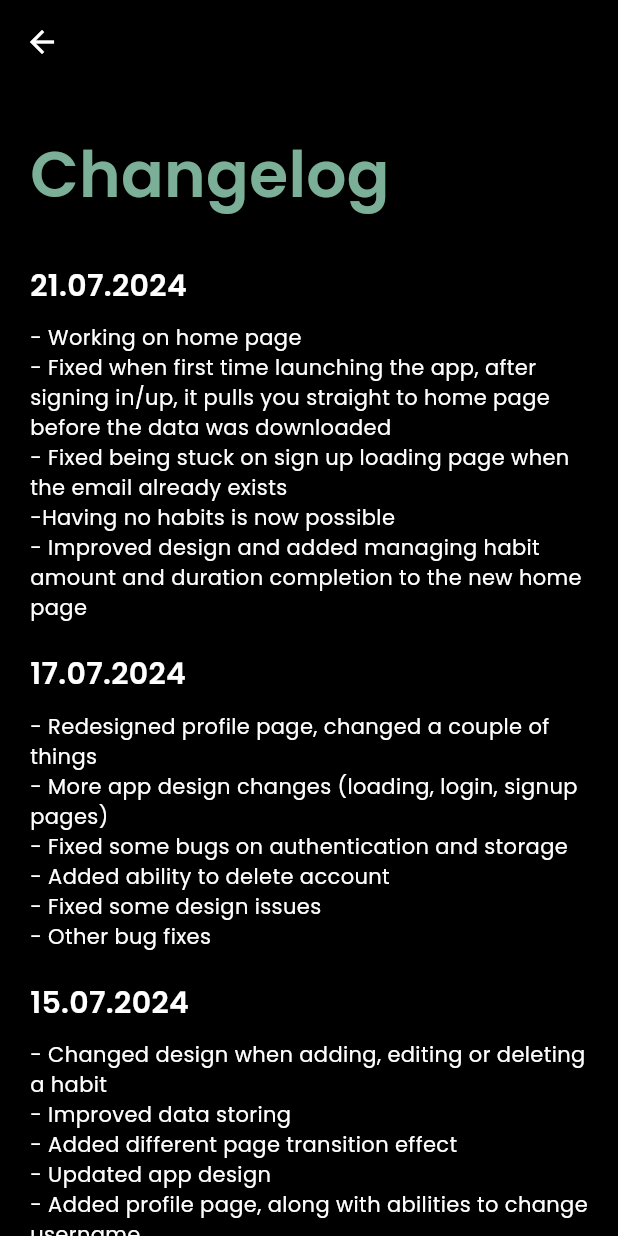
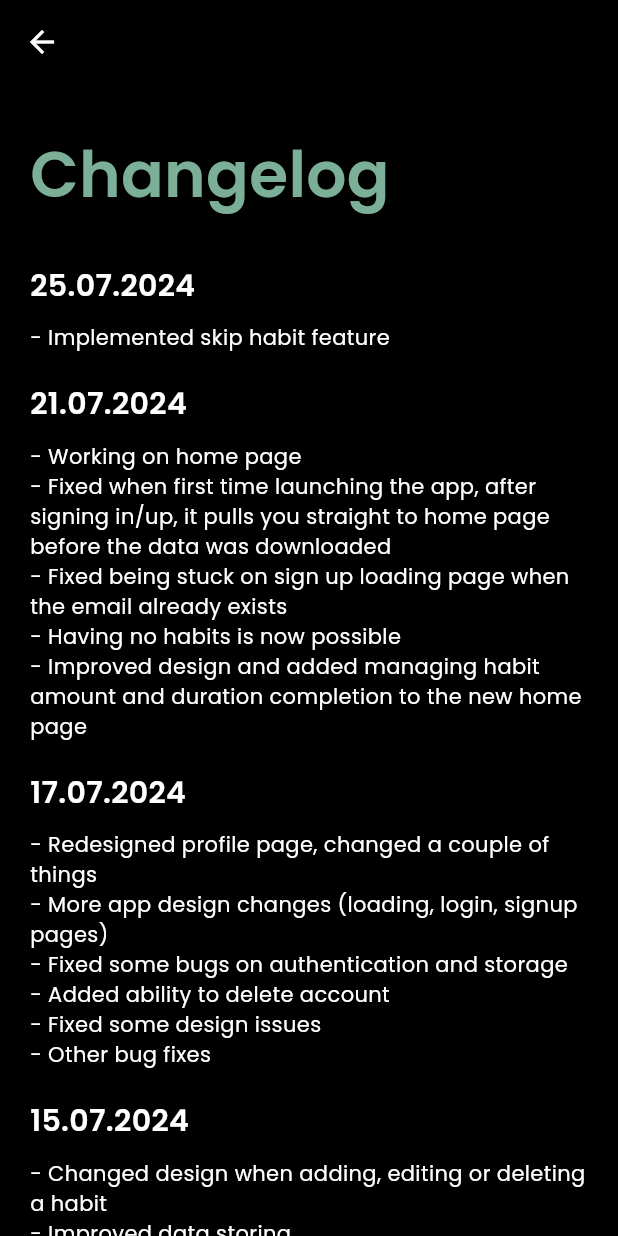
Before and after one commit to ashellz/habitt, a Flutter app: the ChangelogPage screen opened directly, on a phone screen of 412 x 824 dp. Run offline on Flutter 3.47's test engine with Material 3 defaults, Android fonts, the phone set to English and light mode, and no system bars; our stand-ins replace awesome_notifications, firebase_auth, firebase_core, firebase_storage, flutter_slidable, fluttertoast and 3 more; missing offline and left inert: icons_flutter, restart_app, workmanager; accounts and stored records are empty.

Commit message:
Update
- Added skip habit feature

```diff
--- a/lib/pages/menu/changelog_page.dart
+++ b/lib/pages/menu/changelog_page.dart
@@ -25,6 +25,23 @@ class ChangelogPage extends StatelessWidget {
             ),
           ),
 
+          // 25.07.2024
+          const Padding(
+            padding: EdgeInsets.only(top: 20, left: 20, bottom: 10),
+            child: Text(
+              "25.07.2024",
+              style: TextStyle(
+                fontSize: 20,
+                fontWeight: FontWeight.bold,
+              ),
+            ),
+          ),
+          const Padding(
+              padding: EdgeInsets.symmetric(horizontal: 20.0),
+              child: Column(
+                  crossAxisAlignment: CrossAxisAlignment.start,
+                  children: [Text("- Implemented skip habit feature")])),
+
           // 21.07.2024
           const Padding(
             padding: EdgeInsets.only(top: 20, left: 20, bottom: 10),
@@ -42,7 +59,7 @@ class ChangelogPage extends StatelessWidget {
                   crossAxisAlignment: CrossAxisAlignment.start,
                   children: [
                     Text(
-                        "- Working on home page\n- Fixed when first time launching the app, after signing in/up, it pulls you straight to home page before the data was downloaded\n- Fixed being stuck on sign up loading page when the email already exists\n-Having no habits is now possible"),
+                        "- Working on home page\n- Fixed when first time launching the app, after signing in/up, it pulls you straight to home page before the data was downloaded\n- Fixed being stuck on sign up loading page when the email already exists\n- Having no habits is now possible"),
                     Text(
                         "- Improved design and added managing habit amount and duration completion to the new home page")
                   ])),
--- a/lib/util/functions/updateLastOpenedDate.dart
+++ b/lib/util/functions/updateLastOpenedDate.dart
@@ -36,11 +36,16 @@ void updateLastOpenedDate() async {
 
 void resetOrUpdateStreaks(int daysDifference) {
   bool allHabitsCompleted = true;
+  bool skipAllHabitsCompleted = false;
   for (int i = 0; i < habitBox.length; i++) {
     var habit = habitBox.getAt(i)!;
     if (daysDifference == 1) {
       if (habit.completed) {
-        habit.streak += 1;
+        if (!habit.skipped) {
+          habit.streak += 1;
+        } else {
+          skipAllHabitsCompleted = true;
+        }
       } else {
         allHabitsCompleted = false;
         habit.streak = 0;
@@ -52,14 +57,17 @@ void resetOrUpdateStreaks(int daysDifference) {
     habit.amountCompleted = 0;
     habit.durationCompleted = 0;
     habit.completed = false;
+    habit.skipped = false;
     habit.save();
   }
 
   int allHabitsCompletedStreak = streakBox.get('allHabitsCompletedStreak') ?? 0;
 
   if (allHabitsCompleted) {
-    allHabitsCompletedStreak += 1;
-    streakBox.put('allHabitsCompletedStreak', allHabitsCompletedStreak);
+    if (!skipAllHabitsCompleted) {
+      allHabitsCompletedStreak += 1;
+      streakBox.put('allHabitsCompletedStreak', allHabitsCompletedStreak);
+    }
   } else {
     streakBox.put('allHabitsCompletedStreak', 0);
   }
```
Also changed, not shown: lib/util/objects/new_habit_tile.dart (+27 -13 lines).
